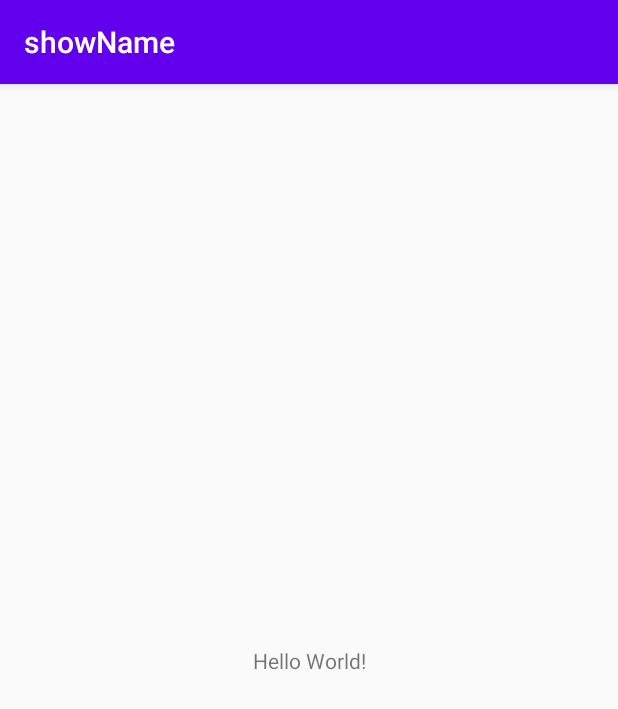
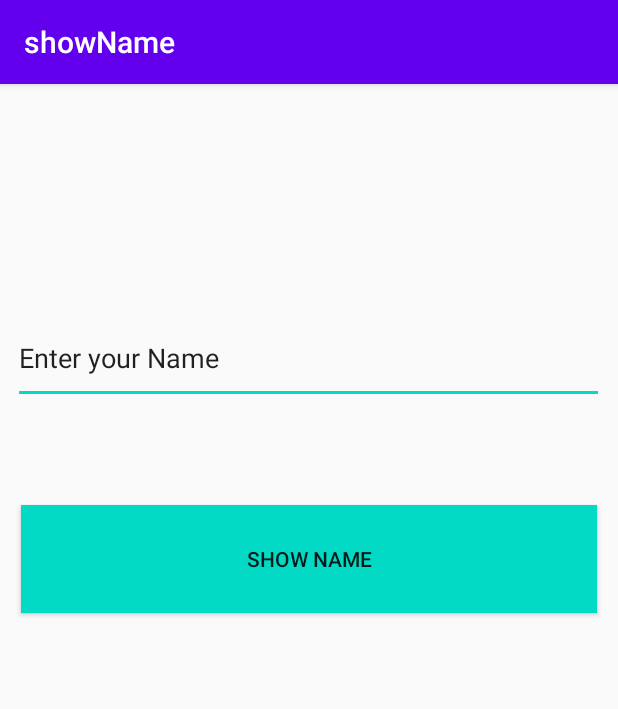
Before and after one commit to PaulKitonyi/Learn-Android-Pragmatically-Building-Cool-Apps, an Android app: the screen it shows after launch (MainActivity), on a phone screen of 412 x 824 dp. Shown: the top 709 px of the screen. Run offline under Robolectric (Android 15) with nearby library versions, the phone set to English and light mode, and no system bars.

Commit message:
final showName project

```diff
--- a/showName/app/src/main/java/com/paulkitonyi/showname/MainActivity.java
+++ b/showName/app/src/main/java/com/paulkitonyi/showname/MainActivity.java
@@ -3,14 +3,40 @@ package com.paulkitonyi.showname;
 import androidx.appcompat.app.AppCompatActivity;
 
 import android.os.Bundle;
+import android.view.View;
+import android.widget.Button;
+import android.widget.EditText;
+import android.widget.TextView;
 
 import com.paulkitonyi.showname.R;
 
 public class MainActivity extends AppCompatActivity {
-
+    private Button mybtn;
+    private TextView myTxtView;
+    private EditText enterName;
     @Override
     protected void onCreate(Bundle savedInstanceState) {
         super.onCreate(savedInstanceState);
         setContentView(R.layout.activity_main);
+
+        mybtn = findViewById(R.id.button);
+        myTxtView = findViewById(R.id.textView);
+        enterName = findViewById(R.id.editText);
+
+        enterName.setOnClickListener(new View.OnClickListener() {
+            @Override
+            public void onClick(View v) {
+                enterName.setText("");
+            }
+        });
+
+        mybtn.setOnClickListener(new View.OnClickListener() {
+            @Override
+            public void onClick(View v) {
+                String name = enterName.getText().toString();
+                myTxtView.setText("Your name is "+name);
+                enterName.setText("Enter a another name!!");
+            }
+        });
     }
 }
--- a/showName/app/src/main/res/layout/activity_main.xml
+++ b/showName/app/src/main/res/layout/activity_main.xml
@@ -6,13 +6,40 @@
     android:layout_height="match_parent"
     tools:context=".MainActivity">
 
+    <Button
+        android:id="@+id/button"
+        android:layout_width="384dp"
+        android:layout_height="72dp"
+        android:background="@color/colorAccent"
+        android:text="Show Name"
+        app:layout_constraintBottom_toBottomOf="parent"
+        app:layout_constraintEnd_toEndOf="parent"
+        app:layout_constraintHorizontal_bias="0.498"
+        app:layout_constraintStart_toStartOf="parent"
+        app:layout_constraintTop_toBottomOf="@+id/editText"
+        app:layout_constraintVertical_bias="0.14" />
+
     <TextView
+        android:id="@+id/textView"
         android:layout_width="wrap_content"
         android:layout_height="wrap_content"
-        android:text="Hello World!"
         app:layout_constraintBottom_toBottomOf="parent"
-        app:layout_constraintLeft_toLeftOf="parent"
-        app:layout_constraintRight_toRightOf="parent"
+        app:layout_constraintEnd_toEndOf="parent"
+        app:layout_constraintHorizontal_bias="0.498"
+        app:layout_constraintStart_toStartOf="parent"
+        app:layout_constraintTop_toBottomOf="@+id/button"
+        app:layout_constraintVertical_bias="0.279" />
+
+    <EditText
+        android:id="@+id/editText"
+        android:layout_width="394dp"
+        android:layout_height="61dp"
+        android:layout_marginTop="152dp"
+        android:ems="10"
+        android:inputType="textPersonName"
+        android:text="Enter your Name"
+        app:layout_constraintEnd_toEndOf="parent"
+        app:layout_constraintHorizontal_bias="0.47"
+        app:layout_constraintStart_toStartOf="parent"
         app:layout_constraintTop_toTopOf="parent" />
-
 </androidx.constraintlayout.widget.ConstraintLayout>
```
